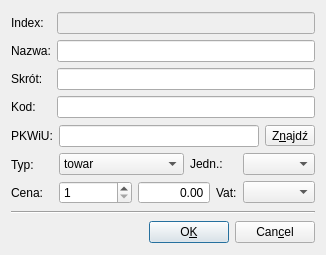
The window that Towary.ui (juliagoda/qfaktury) describes before a commit, drawn with Qt 5.
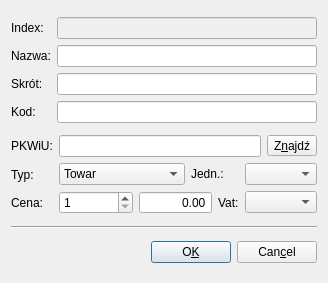
The same window after the commit.

```diff
--- a/Towary.ui
+++ b/Towary.ui
@@ -5,8 +5,8 @@
    <rect>
     <x>0</x>
     <y>0</y>
-    <width>326</width>
-    <height>255</height>
+    <width>328</width>
+    <height>283</height>
    </rect>
   </property>
   <property name="windowTitle" >
@@ -170,7 +170,7 @@
           <widget class="QComboBox" name="typeCombo" >
            <item>
             <property name="text" >
-             <string>towar</string>
+             <string>Towar</string>
             </property>
            </item>
            <item>
```
Left out of the diff: 2 changed lines with no effect on the pictures.
